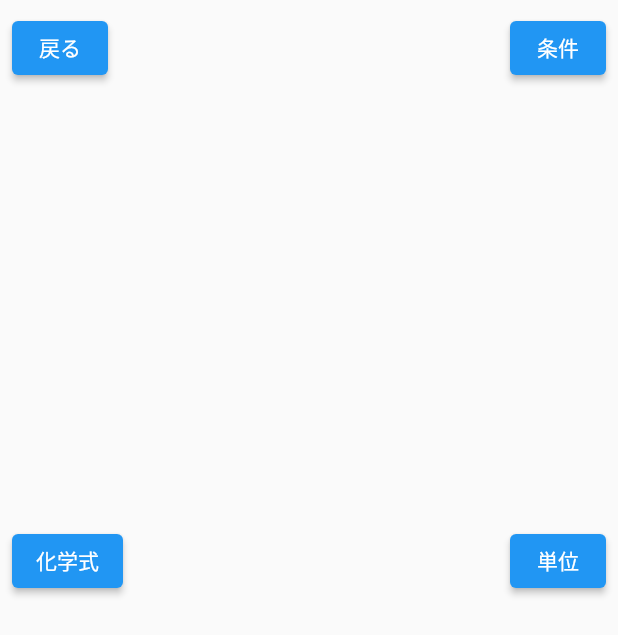
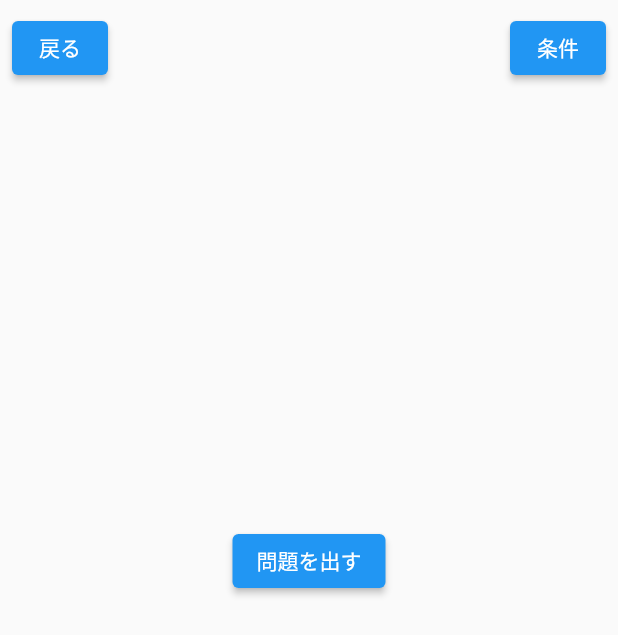
Before and after one commit to RyoSakon001/degree-quiz, a Flutter app: the DataView screen opened directly, on a phone screen of 412 x 824 dp. Shown: the top 635 px of the screen. Run offline on Flutter 3.47's test engine with Material 2 defaults, Android fonts, the phone set to English and light mode, and no system bars; our stand-ins replace cloud_firestore, firebase_core, flutter_bloc, shared_preferences; missing offline and left inert: flutter_overboard; accounts and stored records are empty.

Commit message:
ボタンを１つにまとめる

```diff
--- a/lib/game_page.dart
+++ b/lib/game_page.dart
@@ -58,26 +58,14 @@ class DataView extends StatelessWidget {
                       style: Theme.of(context).textTheme.headline1),
                 ),
                 SizedBox(height: 32),
-                Row(
-                  mainAxisAlignment: MainAxisAlignment.spaceBetween,
-                  children: [
                 ElevatedButton(
                   onPressed: () {
                     context
                         .read<SubstanceBloc>()
                         .add(SubstanceIncrementPressed());
+                    context.read<DegreeBloc>().add(DegreeIncrementPressed());
                   },
-                      child: Text('化学式'),
-                    ),
-                    ElevatedButton(
-                      onPressed: () {
-                        context
-                            .read<DegreeBloc>()
-                            .add(DegreeIncrementPressed());
-                      },
-                      child: Text('単位'),
-                    ),
-                  ],
+                  child: Text('問題を出す'),
                 ),
               ],
             ),
```
Lines whose indentation alone changed are shown as unchanged.
